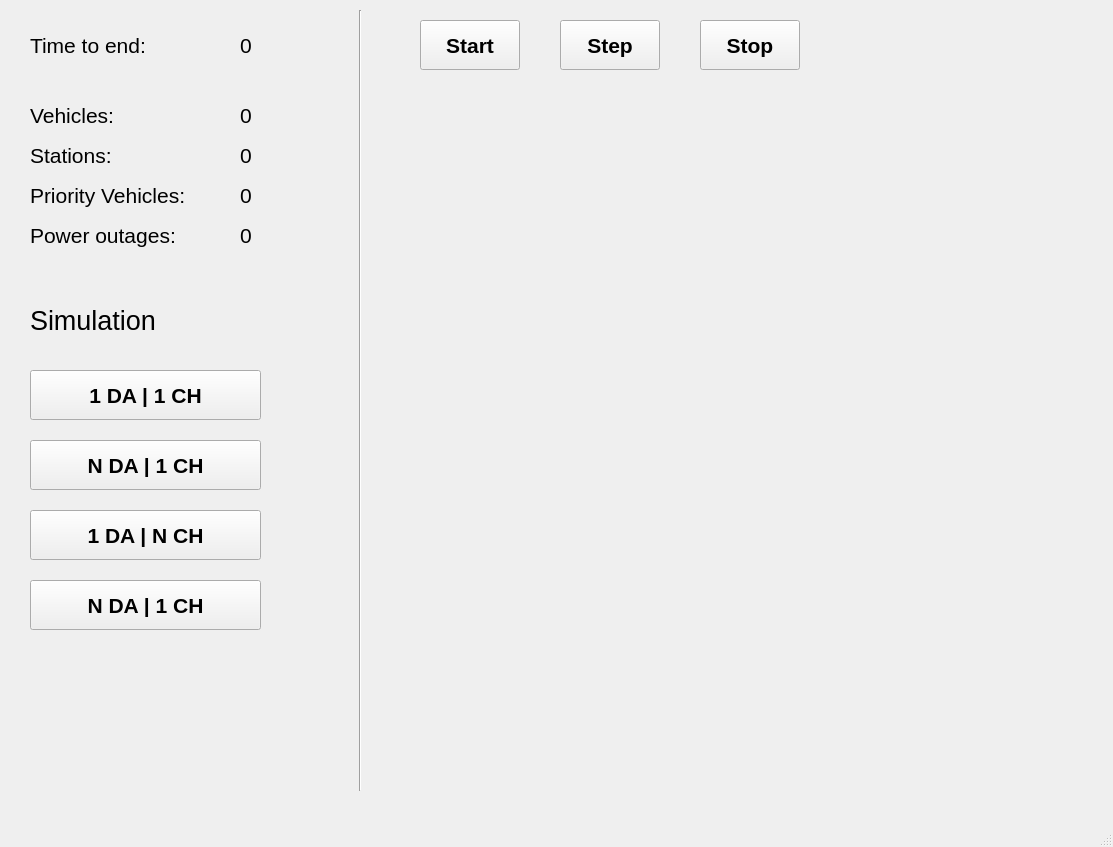
Before: the Qt Designer form gui_stuff/gui.ui in jtaca/Agent_Based_Smart_Grid, drawn with Qt 5.
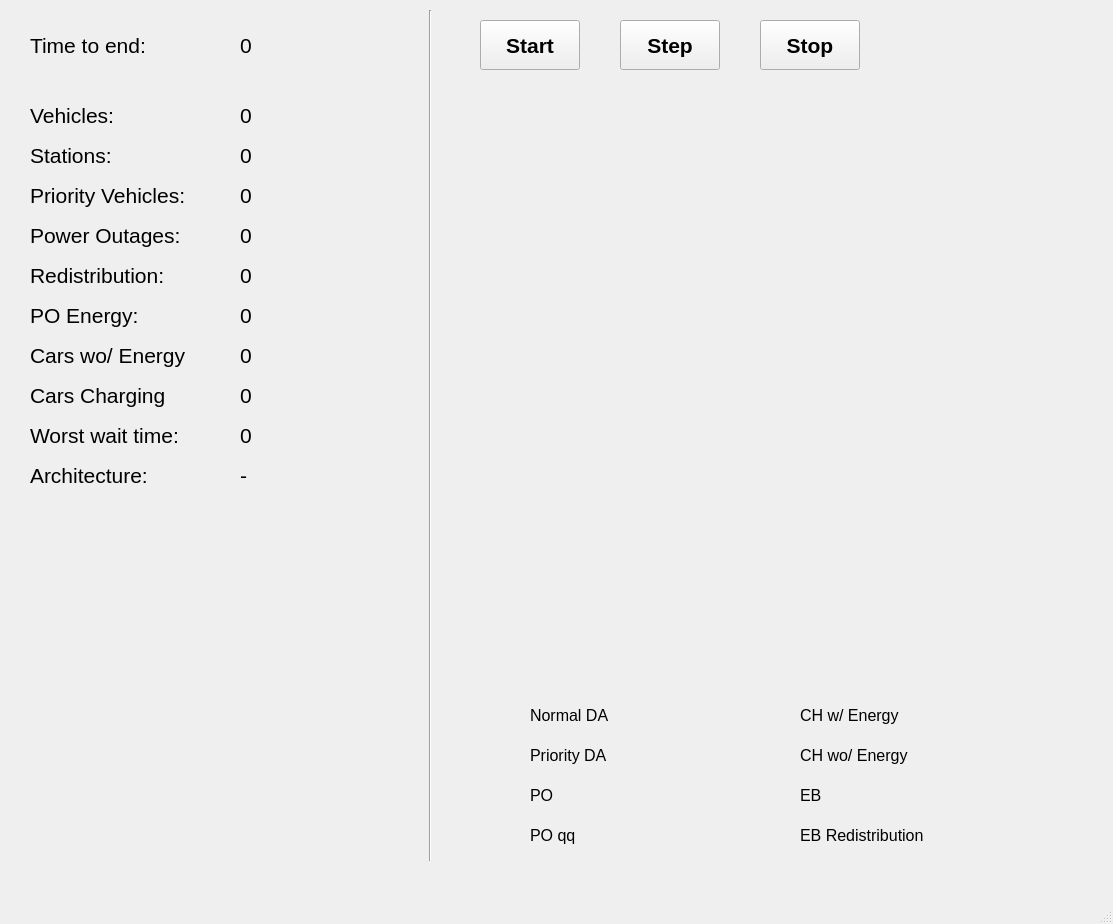
After: the same form once the commit is applied. Icons and pictures are not drawn.

```diff
--- a/gui_stuff/gui.ui
+++ b/gui_stuff/gui.ui
@@ -7,9 +7,14 @@
     <x>0</x>
     <y>0</y>
     <width>1113</width>
-    <height>847</height>
+    <height>924</height>
    </rect>
   </property>
+  <property name="font">
+   <font>
+    <pointsize>12</pointsize>
+   </font>
+  </property>
   <property name="windowTitle">
    <string>Simulation</string>
   </property>
@@ -64,7 +69,7 @@
      <rect>
       <x>30</x>
       <y>180</y>
-      <width>211</width>
+      <width>201</width>
       <height>31</height>
      </rect>
     </property>
@@ -110,13 +115,13 @@
      </font>
     </property>
     <property name="text">
-     <string>Power outages:</string>
+     <string>Power Outages:</string>
     </property>
    </widget>
    <widget class="QPushButton" name="btn_start">
     <property name="geometry">
      <rect>
-      <x>420</x>
+      <x>480</x>
       <y>20</y>
       <width>100</width>
       <height>50</height>
@@ -246,7 +251,7 @@
      <rect>
       <x>240</x>
       <y>220</y>
-      <width>111</width>
+      <width>131</width>
       <height>31</height>
      </rect>
     </property>
@@ -271,7 +276,7 @@
    <widget class="QPushButton" name="btn_step">
     <property name="geometry">
      <rect>
-      <x>560</x>
+      <x>620</x>
       <y>20</y>
       <width>100</width>
       <height>50</height>
@@ -291,7 +296,7 @@
    <widget class="QPushButton" name="btn_stop">
     <property name="geometry">
      <rect>
-      <x>700</x>
+      <x>760</x>
       <y>20</y>
       <width>100</width>
       <height>50</height>
@@ -311,10 +316,10 @@
    <widget class="QLabel" name="label_map">
     <property name="geometry">
      <rect>
-      <x>410</x>
-      <y>100</y>
+      <x>470</x>
+      <y>70</y>
       <width>701</width>
-      <height>651</height>
+      <height>631</height>
      </rect>
     </property>
     <property name="text">
@@ -324,10 +329,10 @@
    <widget class="Line" name="line">
     <property name="geometry">
      <rect>
-      <x>350</x>
+      <x>420</x>
       <y>10</y>
       <width>20</width>
-      <height>781</height>
+      <height>851</height>
      </rect>
     </property>
     <property name="orientation">
@@ -338,98 +343,532 @@
     <property name="geometry">
      <rect>
       <x>30</x>
-      <y>300</y>
+      <y>260</y>
+      <width>201</width>
+      <height>31</height>
+     </rect>
+    </property>
+    <property name="font">
+     <font>
+      <pointsize>16</pointsize>
+     </font>
+    </property>
+    <property name="text">
+     <string>Redistribution:</string>
+    </property>
+   </widget>
+   <widget class="QLabel" name="disp_redistribution">
+    <property name="geometry">
+     <rect>
+      <x>240</x>
+      <y>260</y>
+      <width>111</width>
+      <height>31</height>
+     </rect>
+    </property>
+    <property name="baseSize">
+     <size>
+      <width>0</width>
+      <height>0</height>
+     </size>
+    </property>
+    <property name="font">
+     <font>
+      <pointsize>16</pointsize>
+     </font>
+    </property>
+    <property name="text">
+     <string>0</string>
+    </property>
+    <property name="textFormat">
+     <enum>Qt::AutoText</enum>
+    </property>
+   </widget>
+   <widget class="QLabel" name="label">
+    <property name="geometry">
+     <rect>
+      <x>740</x>
+      <y>780</y>
+      <width>41</width>
+      <height>31</height>
+     </rect>
+    </property>
+    <property name="text">
+     <string/>
+    </property>
+    <property name="pixmap">
+     <pixmap>../../../../../../../Desktop/EB.png</pixmap>
+    </property>
+   </widget>
+   <widget class="QLabel" name="label_2">
+    <property name="geometry">
+     <rect>
+      <x>800</x>
+      <y>780</y>
+      <width>261</width>
+      <height>31</height>
+     </rect>
+    </property>
+    <property name="font">
+     <font>
+      <pointsize>12</pointsize>
+     </font>
+    </property>
+    <property name="text">
+     <string>EB</string>
+    </property>
+   </widget>
+   <widget class="QLabel" name="label_3">
+    <property name="geometry">
+     <rect>
+      <x>470</x>
+      <y>700</y>
+      <width>41</width>
+      <height>31</height>
+     </rect>
+    </property>
+    <property name="text">
+     <string/>
+    </property>
+    <property name="pixmap">
+     <pixmap>icons/car_normal.png</pixmap>
+    </property>
+   </widget>
+   <widget class="QLabel" name="label_4">
+    <property name="geometry">
+     <rect>
+      <x>530</x>
+      <y>700</y>
+      <width>131</width>
+      <height>31</height>
+     </rect>
+    </property>
+    <property name="font">
+     <font>
+      <pointsize>12</pointsize>
+     </font>
+    </property>
+    <property name="text">
+     <string>Normal DA</string>
+    </property>
+   </widget>
+   <widget class="QLabel" name="label_5">
+    <property name="geometry">
+     <rect>
+      <x>470</x>
+      <y>740</y>
+      <width>41</width>
+      <height>31</height>
+     </rect>
+    </property>
+    <property name="text">
+     <string/>
+    </property>
+    <property name="pixmap">
+     <pixmap>icons/car_priority.png</pixmap>
+    </property>
+   </widget>
+   <widget class="QLabel" name="label_6">
+    <property name="geometry">
+     <rect>
+      <x>530</x>
+      <y>740</y>
+      <width>131</width>
+      <height>31</height>
+     </rect>
+    </property>
+    <property name="font">
+     <font>
+      <pointsize>12</pointsize>
+     </font>
+    </property>
+    <property name="text">
+     <string>Priority DA</string>
+    </property>
+   </widget>
+   <widget class="QLabel" name="label_8">
+    <property name="geometry">
+     <rect>
+      <x>530</x>
+      <y>780</y>
       <width>161</width>
-      <height>41</height>
+      <height>31</height>
      </rect>
     </property>
+    <property name="text">
+     <string>PO</string>
+    </property>
+   </widget>
+   <widget class="QLabel" name="label_7">
+    <property name="geometry">
+     <rect>
+      <x>740</x>
+      <y>700</y>
+      <width>41</width>
+      <height>31</height>
+     </rect>
+    </property>
+    <property name="text">
+     <string/>
+    </property>
+    <property name="pixmap">
+     <pixmap>icons/ch_charged.png</pixmap>
+    </property>
+   </widget>
+   <widget class="QLabel" name="label_9">
+    <property name="geometry">
+     <rect>
+      <x>800</x>
+      <y>700</y>
+      <width>261</width>
+      <height>31</height>
+     </rect>
+    </property>
     <property name="font">
      <font>
-      <pointsize>20</pointsize>
+      <pointsize>12</pointsize>
      </font>
     </property>
     <property name="text">
-     <string>Simulation</string>
+     <string>CH w/ Energy</string>
     </property>
    </widget>
-   <widget class="QPushButton" name="btn_1_1">
+   <widget class="QLabel" name="label_10">
     <property name="geometry">
      <rect>
+      <x>740</x>
+      <y>740</y>
+      <width>41</width>
+      <height>31</height>
+     </rect>
+    </property>
+    <property name="text">
+     <string/>
+    </property>
+    <property name="pixmap">
+     <pixmap>icons/ch.png</pixmap>
+    </property>
+   </widget>
+   <widget class="QLabel" name="label_11">
+    <property name="geometry">
+     <rect>
+      <x>800</x>
+      <y>740</y>
+      <width>261</width>
+      <height>31</height>
+     </rect>
+    </property>
+    <property name="font">
+     <font>
+      <pointsize>12</pointsize>
+     </font>
+    </property>
+    <property name="text">
+     <string>CH wo/ Energy</string>
+    </property>
+   </widget>
+   <widget class="QLabel" name="label_12">
+    <property name="geometry">
+     <rect>
+      <x>470</x>
+      <y>780</y>
+      <width>41</width>
+      <height>31</height>
+     </rect>
+    </property>
+    <property name="text">
+     <string/>
+    </property>
+    <property name="pixmap">
+     <pixmap>icons/po.png</pixmap>
+    </property>
+   </widget>
+   <widget class="QLabel" name="label_po_energy">
+    <property name="geometry">
+     <rect>
       <x>30</x>
-      <y>370</y>
-      <width>231</width>
-      <height>50</height>
+      <y>300</y>
+      <width>201</width>
+      <height>31</height>
      </rect>
     </property>
     <property name="font">
      <font>
       <pointsize>16</pointsize>
-      <weight>75</weight>
-      <bold>true</bold>
      </font>
     </property>
     <property name="text">
-     <string>1 DA | 1 CH</string>
+     <string>PO Energy:</string>
     </property>
    </widget>
-   <widget class="QPushButton" name="btn_1_N">
+   <widget class="QLabel" name="label_car_wo_energy">
     <property name="geometry">
      <rect>
       <x>30</x>
-      <y>440</y>
-      <width>231</width>
-      <height>50</height>
+      <y>340</y>
+      <width>201</width>
+      <height>31</height>
      </rect>
     </property>
     <property name="font">
      <font>
       <pointsize>16</pointsize>
-      <weight>75</weight>
-      <bold>true</bold>
      </font>
     </property>
     <property name="text">
-     <string>N DA | 1 CH</string>
+     <string>Cars wo/ Energy</string>
     </property>
    </widget>
-   <widget class="QPushButton" name="btn_N_1">
+   <widget class="QLabel" name="label_car_charging">
     <property name="geometry">
      <rect>
       <x>30</x>
-      <y>510</y>
-      <width>231</width>
-      <height>50</height>
+      <y>380</y>
+      <width>201</width>
+      <height>31</height>
      </rect>
     </property>
     <property name="font">
      <font>
       <pointsize>16</pointsize>
-      <weight>75</weight>
-      <bold>true</bold>
      </font>
     </property>
     <property name="text">
-     <string>1 DA | N CH</string>
+     <string>Cars Charging</string>
     </property>
    </widget>
-   <widget class="QPushButton" name="btn_N_N">
+   <widget class="QLabel" name="label_worst_time">
     <property name="geometry">
      <rect>
       <x>30</x>
-      <y>580</y>
-      <width>231</width>
-      <height>50</height>
+      <y>420</y>
+      <width>201</width>
+      <height>31</height>
      </rect>
     </property>
     <property name="font">
      <font>
       <pointsize>16</pointsize>
-      <weight>75</weight>
-      <bold>true</bold>
      </font>
     </property>
     <property name="text">
-     <string>N DA | 1 CH</string>
+     <string>Worst wait time:</string>
+    </property>
+   </widget>
+   <widget class="QLabel" name="label_architecture">
+    <property name="geometry">
+     <rect>
+      <x>30</x>
+      <y>460</y>
+      <width>201</width>
+      <height>31</height>
+     </rect>
+    </property>
+    <property name="font">
+     <font>
+      <pointsize>16</pointsize>
+     </font>
+    </property>
+    <property name="text">
+     <string>Architecture:</string>
+    </property>
+   </widget>
+   <widget class="QLabel" name="disp_car_charging">
+    <property name="geometry">
+     <rect>
+      <x>240</x>
+      <y>380</y>
+      <width>111</width>
+      <height>31</height>
+     </rect>
+    </property>
+    <property name="baseSize">
+     <size>
+      <width>0</width>
+      <height>0</height>
+     </size>
+    </property>
+    <property name="font">
+     <font>
+      <pointsize>16</pointsize>
+     </font>
+    </property>
+    <property name="text">
+     <string>0</string>
+    </property>
+    <property name="textFormat">
+     <enum>Qt::AutoText</enum>
+    </property>
+   </widget>
+   <widget class="QLabel" name="disp_po_energy">
+    <property name="geometry">
+     <rect>
+      <x>240</x>
+      <y>300</y>
+      <width>111</width>
+      <height>31</height>
+     </rect>
+    </property>
+    <property name="baseSize">
+     <size>
+      <width>0</width>
+      <height>0</height>
+     </size>
+    </property>
+    <property name="font">
+     <font>
+      <pointsize>16</pointsize>
+     </font>
+    </property>
+    <property name="text">
+     <string>0</string>
+    </property>
+    <property name="textFormat">
+     <enum>Qt::AutoText</enum>
+    </property>
+   </widget>
+   <widget class="QLabel" name="disp_car_wo_energy">
+    <property name="geometry">
+     <rect>
+      <x>240</x>
+      <y>340</y>
+      <width>111</width>
+      <height>31</height>
+     </rect>
+    </property>
+    <property name="baseSize">
+     <size>
+      <width>0</width>
+      <height>0</height>
+     </size>
+    </property>
+    <property name="font">
+     <font>
+      <pointsize>16</pointsize>
+     </font>
+    </property>
+    <property name="text">
+     <string>0</string>
+    </property>
+    <property name="textFormat">
+     <enum>Qt::AutoText</enum>
+    </property>
+   </widget>
+   <widget class="QLabel" name="disp_worst_time">
+    <property name="geometry">
+     <rect>
+      <x>240</x>
+      <y>420</y>
+      <width>111</width>
+      <height>31</height>
+     </rect>
+    </property>
+    <property name="baseSize">
+     <size>
+      <width>0</width>
+      <height>0</height>
+     </size>
+    </property>
+    <property name="font">
+     <font>
+      <pointsize>16</pointsize>
+     </font>
+    </property>
+    <property name="text">
+     <string>0</string>
+    </property>
+    <property name="textFormat">
+     <enum>Qt::AutoText</enum>
+    </property>
+   </widget>
+   <widget class="QLabel" name="disp_architecture">
+    <property name="geometry">
+     <rect>
+      <x>240</x>
+      <y>460</y>
+      <width>111</width>
+      <height>31</height>
+     </rect>
+    </property>
+    <property name="baseSize">
+     <size>
+      <width>0</width>
+      <height>0</height>
+     </size>
+    </property>
+    <property name="font">
+     <font>
+      <pointsize>16</pointsize>
+     </font>
+    </property>
+    <property name="text">
+     <string>-</string>
+    </property>
+    <property name="textFormat">
+     <enum>Qt::AutoText</enum>
+    </property>
+   </widget>
+   <widget class="QLabel" name="label_13">
+    <property name="geometry">
+     <rect>
+      <x>530</x>
+      <y>820</y>
+      <width>161</width>
+      <height>31</height>
+     </rect>
+    </property>
+    <property name="text">
+     <string>PO qq</string>
+    </property>
+   </widget>
+   <widget class="QLabel" name="label_14">
+    <property name="geometry">
+     <rect>
+      <x>470</x>
+      <y>820</y>
+      <width>41</width>
+      <height>31</height>
+     </rect>
+    </property>
+    <property name="text">
+     <string/>
+    </property>
+    <property name="pixmap">
+     <pixmap>../../../../../../../Desktop/po.png</pixmap>
+    </property>
+   </widget>
+   <widget class="QLabel" name="label_15">
+    <property name="geometry">
+     <rect>
+      <x>740</x>
+      <y>820</y>
+      <width>41</width>
+      <height>31</height>
+     </rect>
+    </property>
+    <property name="text">
+     <string/>
+    </property>
+    <property name="pixmap">
+     <pixmap>icons/eb.png</pixmap>
+    </property>
+   </widget>
+   <widget class="QLabel" name="label_16">
+    <property name="geometry">
+     <rect>
+      <x>800</x>
+      <y>820</y>
+      <width>261</width>
+      <height>31</height>
+     </rect>
+    </property>
+    <property name="font">
+     <font>
+      <pointsize>12</pointsize>
+     </font>
+    </property>
+    <property name="text">
+     <string>EB Redistribution</string>
     </property>
    </widget>
   </widget>
```
Left out of the diff: 4 changed lines with no effect on the pictures.
